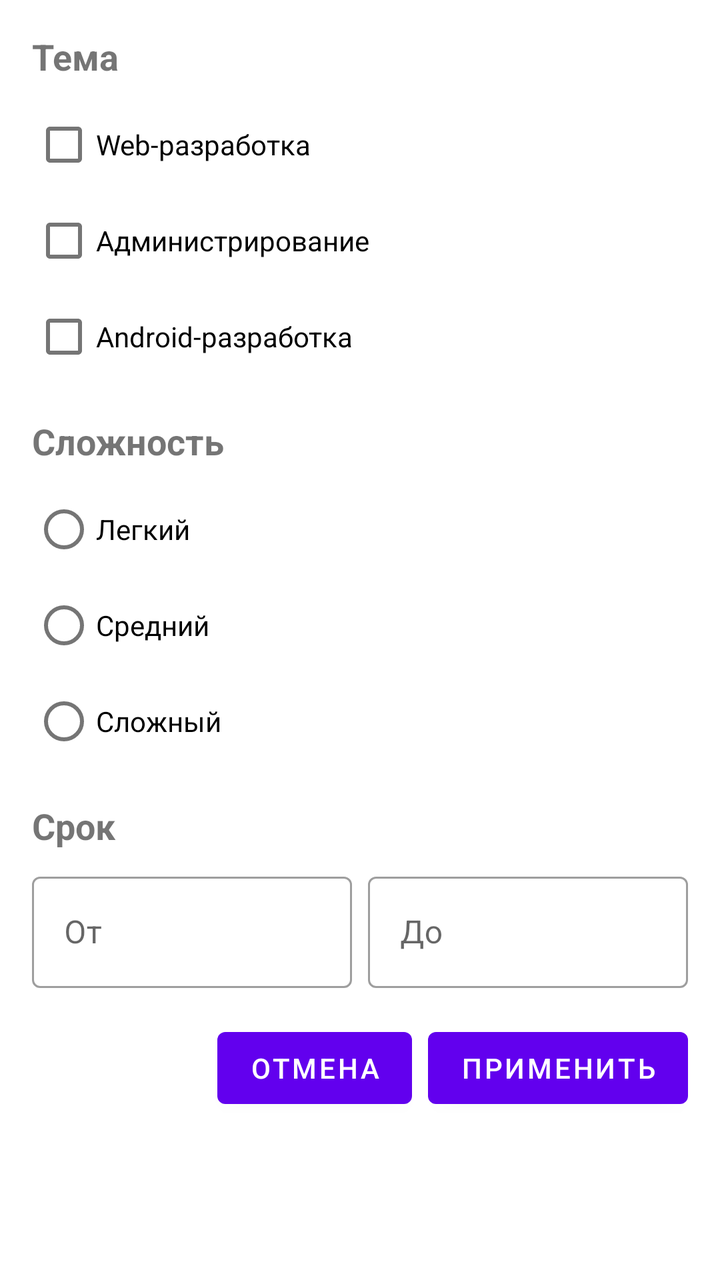
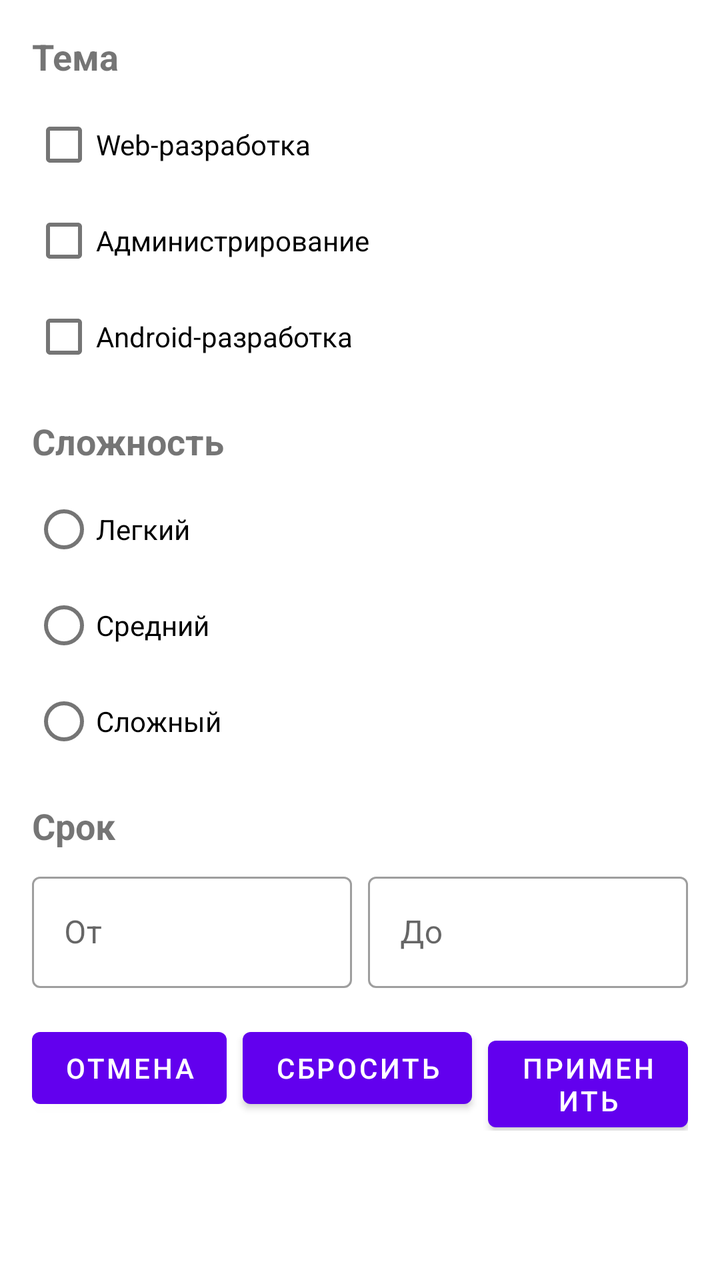

Before-and-after screenshots of an Android layout around one commit, followed by the original layout XML and the change that was made.
<!-- AndroidManifest.xml: application theme Theme.MyApplication -->
<!-- res/layout/dialog_filters.xml -->
<LinearLayout xmlns:android="http://schemas.android.com/apk/res/android"
    xmlns:tools="http://schemas.android.com/tools"
    android:layout_width="match_parent"
    android:layout_height="wrap_content"
    android:orientation="vertical"
    android:padding="16dp">

    
    <TextView
        android:layout_width="match_parent"
        android:layout_height="wrap_content"
        android:text="Тема"
        android:textSize="18sp"
        android:textStyle="bold"
        android:paddingBottom="8dp"
        tools:ignore="HardcodedText" />

    <CheckBox
        android:id="@+id/checkboxWeb"
        android:layout_width="match_parent"
        android:layout_height="wrap_content"
        android:text="Web-разработка"
        tools:ignore="HardcodedText" />

    <CheckBox
        android:id="@+id/checkboxAdmin"
        android:layout_width="match_parent"
        android:layout_height="wrap_content"
        android:text="Администрирование"
        tools:ignore="HardcodedText" />

    <CheckBox
        android:id="@+id/checkboxAndroid"
        android:layout_width="match_parent"
        android:layout_height="wrap_content"
        android:text="Android-разработка"
        tools:ignore="HardcodedText" />


    <TextView
        android:layout_width="match_parent"
        android:layout_height="wrap_content"
        android:text="Сложность"
        android:textSize="18sp"
        android:textStyle="bold"
        android:paddingTop="16dp"
        android:paddingBottom="8dp"
        tools:ignore="HardcodedText" />

    <RadioGroup
        android:id="@+id/radioGroupDifficulty"
        android:layout_width="match_parent"
        android:layout_height="wrap_content">

        <RadioButton
            android:id="@+id/radioEasy"
            android:layout_width="wrap_content"
            android:layout_height="wrap_content"
            android:text="Легкий"
            tools:ignore="HardcodedText" />

        <RadioButton
            android:id="@+id/radioMedium"
            android:layout_width="wrap_content"
            android:layout_height="wrap_content"
            android:text="Средний"
            tools:ignore="HardcodedText" />

        <RadioButton
            android:id="@+id/radioHard"
            android:layout_width="wrap_content"
            android:layout_height="wrap_content"
            android:text="Сложный"
            tools:ignore="HardcodedText" />
    </RadioGroup>

    <TextView
        android:layout_width="match_parent"
        android:layout_height="wrap_content"
        android:text="Срок"
        android:textSize="18sp"
        android:textStyle="bold"
        android:paddingTop="16dp"
        android:paddingBottom="8dp"
        tools:ignore="HardcodedText" />

    <LinearLayout
        android:layout_width="match_parent"
        android:layout_height="wrap_content"
        android:orientation="horizontal">

        <com.google.android.material.textfield.TextInputLayout
            android:id="@+id/inputLayoutDateFrom"
            android:layout_width="0dp"
            android:layout_height="wrap_content"
            android:layout_weight="1"
            style="@style/Widget.MaterialComponents.TextInputLayout.OutlinedBox"
            android:hint="От"
            tools:ignore="HardcodedText">

            <com.google.android.material.textfield.TextInputEditText
                android:id="@+id/editTextDateFrom"
                android:layout_width="match_parent"
                android:layout_height="wrap_content"/>

        </com.google.android.material.textfield.TextInputLayout>

        <View
            android:layout_width="8dp"
            android:layout_height="0dp"/>

        <com.google.android.material.textfield.TextInputLayout
            android:id="@+id/inputLayoutDateTo"
            android:layout_width="0dp"
            android:layout_height="wrap_content"
            android:layout_weight="1"
            style="@style/Widget.MaterialComponents.TextInputLayout.OutlinedBox"
            android:hint="До"
            tools:ignore="HardcodedText">

            <com.google.android.material.textfield.TextInputEditText
                android:id="@+id/editTextDateTo"
                android:layout_width="match_parent"
                android:layout_height="wrap_content"/>

        </com.google.android.material.textfield.TextInputLayout>

    </LinearLayout>

    <LinearLayout
        android:layout_width="match_parent"
        android:layout_height="wrap_content"
        android:orientation="horizontal"
        android:gravity="end"
        android:paddingTop="16dp">

        <Button
            android:id="@+id/btnCancel"
            android:text="Отмена"
            android:layout_height="wrap_content"
            android:layout_width="wrap_content"
            tools:ignore="HardcodedText" />

        <View
            android:layout_width="8dp"
            android:layout_height="0dp"/>

        <Button
            android:id="@+id/btnApply"
            android:layout_width="wrap_content"
            android:layout_height="wrap_content"
            android:text="Применить"
            tools:ignore="HardcodedText" />
    </LinearLayout>

</LinearLayout>
<!-- resources referenced by this layout -->
<resources>
  <style name="Theme.MyApplication" parent="Theme.MaterialComponents.DayNight.DarkActionBar">
          
          <item name="colorPrimary">@color/purple_500</item>
          <item name="colorPrimaryVariant">@color/purple_700</item>
          <item name="colorOnPrimary">@color/white</item>
          
          <item name="colorSecondary">@color/teal_200</item>
          <item name="colorSecondaryVariant">@color/teal_700</item>
          <item name="colorOnSecondary">@color/black</item>
          
          <item name="android:statusBarColor">?attr/colorPrimaryVariant</item>
          
      </style>
  <color name="purple_500">#FF6200EE</color>
  <color name="purple_700">#FF3700B3</color>
  <color name="white">#FFFFFFFF</color>
  <color name="teal_200">#FF03DAC5</color>
  <color name="teal_700">#FF018786</color>
  <color name="black">#FF000000</color>
</resources>

<!-- the commit's change to res/layout/dialog_filters.xml (unified diff, before → after) -->
@@ -5,7 +5,6 @@
     android:orientation="vertical"
     android:padding="16dp">
 
-    
     <TextView
         android:layout_width="match_parent"
         android:layout_height="wrap_content"
@@ -141,16 +140,21 @@
             android:layout_width="wrap_content"
             tools:ignore="HardcodedText" />
 
-        <View
-            android:layout_width="8dp"
-            android:layout_height="0dp"/>
+        <Button
+            android:id="@+id/btnReset"
+            android:text="Сбросить"
+            android:layout_height="wrap_content"
+            android:layout_width="wrap_content"
+            android:layout_marginStart="8dp"
+            tools:ignore="HardcodedText" />
 
         <Button
             android:id="@+id/btnApply"
             android:layout_width="wrap_content"
             android:layout_height="wrap_content"
             android:text="Применить"
+            android:layout_marginStart="8dp"
             tools:ignore="HardcodedText" />
+
     </LinearLayout>
-
 </LinearLayout>
